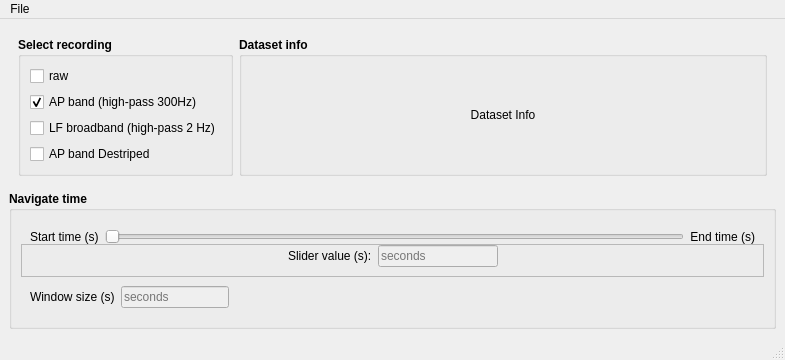
Before: the Qt Designer form src/viewephys/nav_file.ui in int-brain-lab/viewephys, drawn with Qt 5.
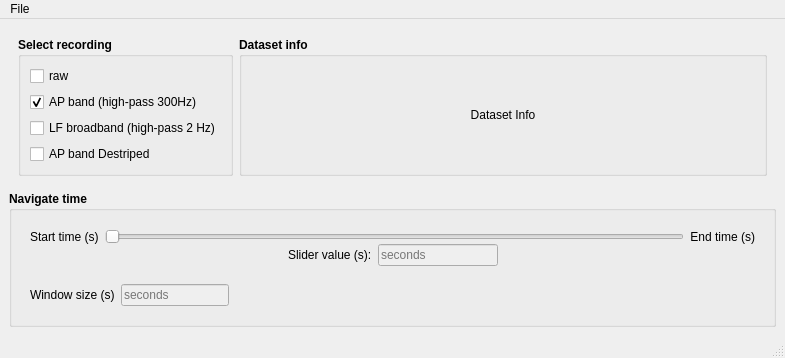
After: the same form once the commit is applied.

Commit message: Remove white background for PySide6.

```diff
--- a/src/viewephys/nav_file.ui
+++ b/src/viewephys/nav_file.ui
@@ -207,19 +207,13 @@
         </widget>
        </item>
        <item row="3" column="0" colspan="2">
-        <widget class="QFrame" name="frame_2">
+        <widget class="QWidget" name="widget_2" native="true">
          <property name="maximumSize">
           <size>
            <width>16777215</width>
            <height>40</height>
           </size>
          </property>
-         <property name="frameShape">
-          <enum>QFrame::StyledPanel</enum>
-         </property>
-         <property name="frameShadow">
-          <enum>QFrame::Raised</enum>
-         </property>
          <layout class="QGridLayout" name="gridLayout_5">
           <property name="topMargin">
            <number>0</number>
```
Left out of the diff: 102 changed lines with no effect on the pictures. The commit also changes 1 other file.
